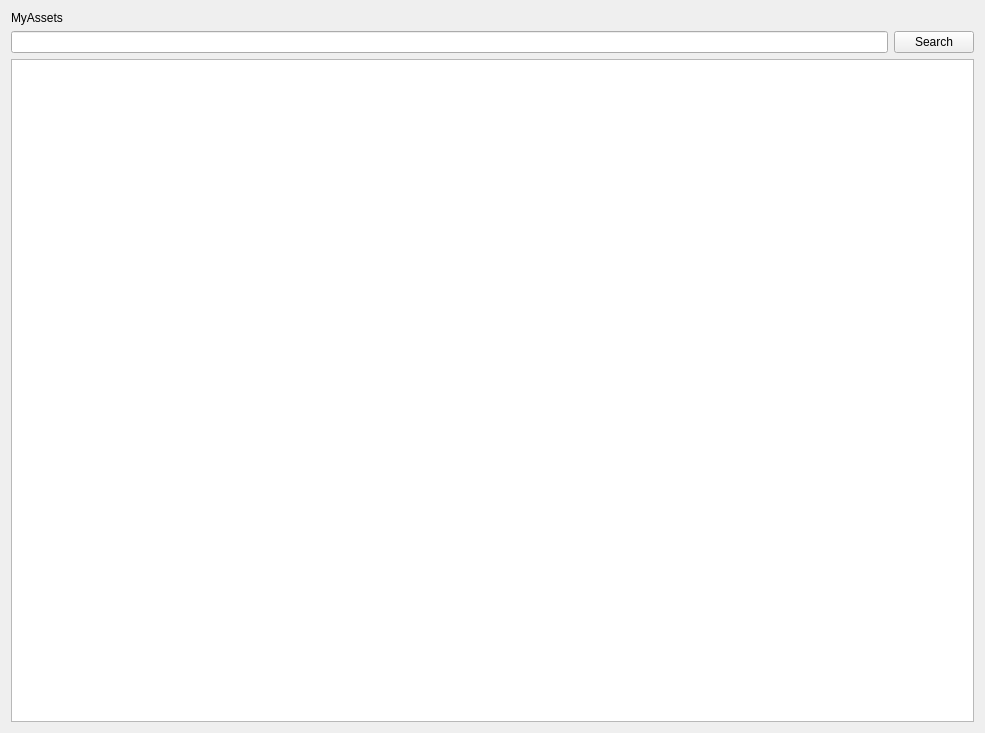
Qt form src/qt/forms/myassetspage.ui (drivechain-project/Sidechains) before a commit.
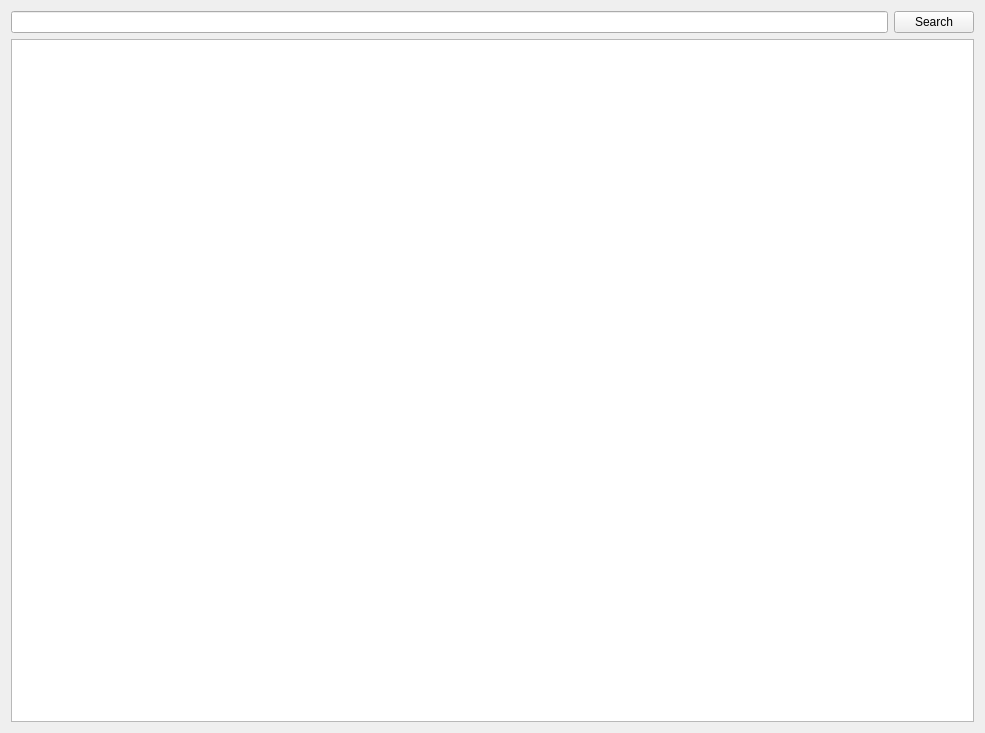
The same form after that commit.

Commit message: Add My Assets & Browse Assets tables & models

What changed in the file:
```diff
--- a/src/qt/forms/myassetspage.ui
+++ b/src/qt/forms/myassetspage.ui
@@ -14,13 +14,6 @@
    <string>Form</string>
   </property>
   <layout class="QVBoxLayout" name="verticalLayout">
-   <item>
-    <widget class="QLabel" name="label">
-     <property name="text">
-      <string>MyAssets</string>
-     </property>
-    </widget>
-   </item>
    <item>
     <layout class="QHBoxLayout" name="horizontalLayout">
      <item>
@@ -36,7 +29,16 @@
     </layout>
    </item>
    <item>
-    <widget class="QTableView" name="tableViewAssets"/>
+    <widget class="QTableView" name="tableViewAssets">
+     <property name="font">
+      <font>
+       <family>Noto Mono</family>
+      </font>
+     </property>
+     <property name="cornerButtonEnabled">
+      <bool>false</bool>
+     </property>
+    </widget>
    </item>
   </layout>
  </widget>
```
The commit also changes 9 other files.
